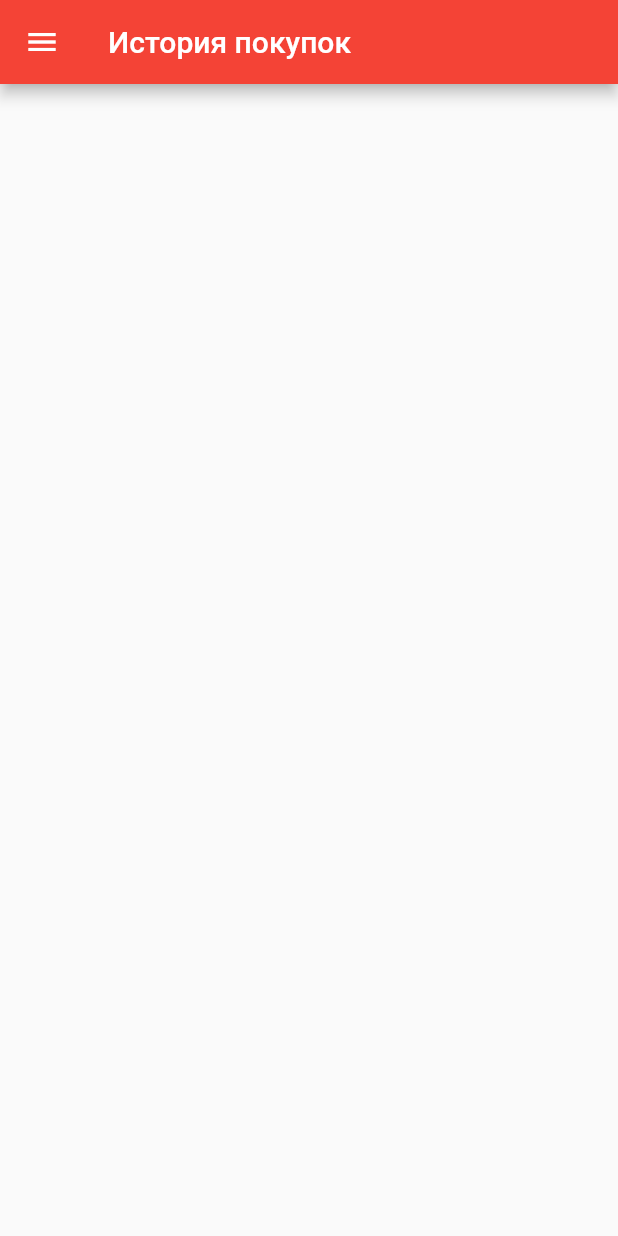
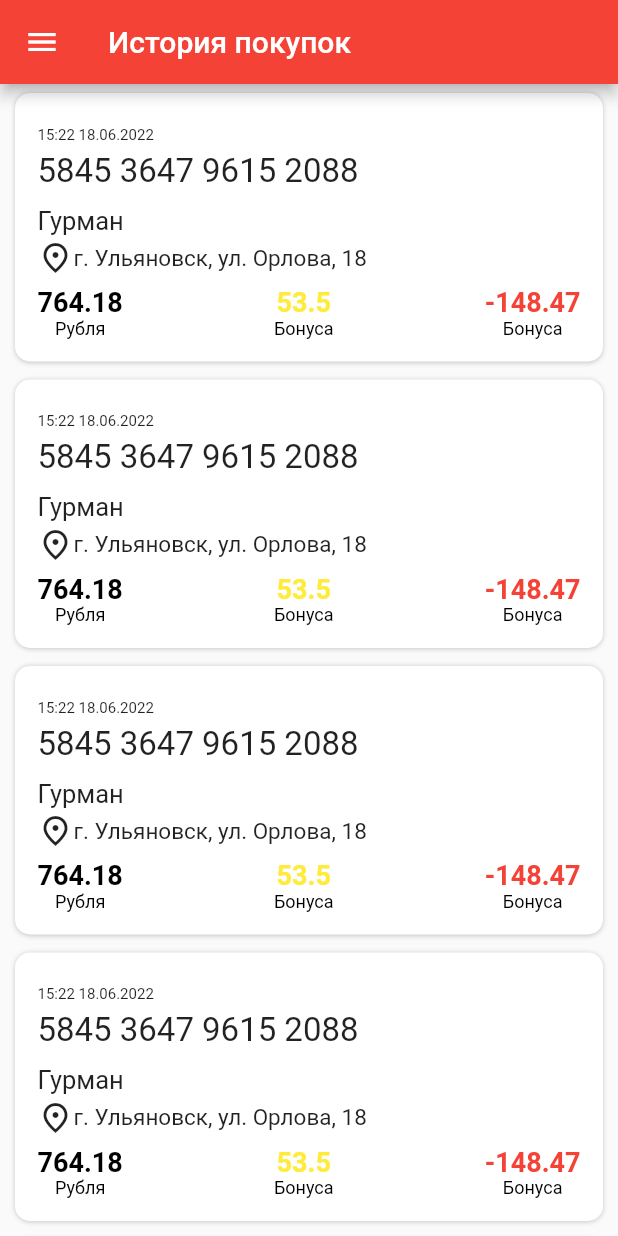
Before and after one commit to Irina585/gulliver, a Flutter app: the PurchaseHistory screen opened directly, on a phone screen of 412 x 824 dp. Run offline on Flutter 3.47's test engine with Material 2 defaults, Android fonts, the phone set to English and light mode, and no system bars; our stand-ins replace badges, barcode_widget, dio, google_maps_flutter, pretty_dio_logger; generated files the repository leaves out were written again.

Commit message:
2. Purchase history (история покупок)

```diff
--- /dev/null
+++ b/lib/components/widgets/custom_expansion_tile.dart
@@ -0,0 +1,33 @@
+import 'package:flutter/material.dart';
+
+class CustomExpansionTile extends StatefulWidget {
+  final Widget title;
+  final List<Widget> children;
+  const CustomExpansionTile(
+      {Key? key, required this.title, required this.children})
+      : super(key: key);
+
+  @override
+  _CustomExpansionTileState createState() => _CustomExpansionTileState();
+}
+
+class _CustomExpansionTileState extends State<CustomExpansionTile> {
+  bool _isExpanded = false;
+  @override
+  Widget build(BuildContext context) {
+    return Column(
+      children: <Widget>[
+        InkWell(
+          onTap: _handleTap,
+          child: widget.title,
+        )
+      ]..addAll(_isExpanded ? widget.children : []),
+    );
+  }
+
+  void _handleTap() {
+    setState(() {
+      _isExpanded = !_isExpanded;
+    });
+  }
+}
--- a/lib/drawer_items/purchase_history.dart
+++ b/lib/drawer_items/purchase_history.dart
@@ -1,6 +1,8 @@
 import 'package:flutter/material.dart';
 
 import '../components/strings.dart';
+import '../models/purchase_history_model.dart';
+import '../presentation/cards/purchase_history_card.dart';
 
 class PurchaseHistory extends StatelessWidget {
   static const String routeName = '/purchaseHistory';
@@ -8,6 +10,21 @@ class PurchaseHistory extends StatelessWidget {
   final Function? openDrawer;
 
   const PurchaseHistory({Key? key, this.openDrawer}) : super(key: key);
+
+  static const List<PurchaseHistoryModel> purchase = <PurchaseHistoryModel>[
+    PurchaseHistoryModel(
+      id: 1,
+      date: '15:22 18.06.2022',
+      numCard: '5845 3647 9615 2088',
+      nameMarket: 'Гурман',
+      addressMarket: 'г. Ульяновск, ул. Орлова, 18',
+      purchasePrice: 764.18,
+      bonusesCredited: 53.5,
+      bonusesWrittenOff: -148.47,
+      currency: 'Рубля',
+      bonus: 'Бонуса',
+    ),
+  ];
 
   @override
   Widget build(BuildContext context) {
@@ -24,6 +41,9 @@ class PurchaseHistory extends StatelessWidget {
             },
           ),
         ),
-        body: Container());
+        body: ListView.builder(itemBuilder: (BuildContext context, int index) {
+          return PurchaseHistoryCard.fromModel(
+              model: purchase[index % purchase.length]);
+        }));
   }
 }
--- a/lib/models/personal_offers_card_model.dart
+++ b/lib/models/personal_offers_card_model.dart
@@ -1,12 +1,12 @@
 class PersonalOffersCardModel {
-  final int? id;
+  final int id;
   final String? picture;
   final String? offersPeriod;
   final String? description;
   final String? discount;
 
   const PersonalOffersCardModel({
-    this.id,
+    required this.id,
     this.picture = '',
     this.offersPeriod = '',
     this.description = '',
--- /dev/null
+++ b/lib/models/product_model.dart
@@ -0,0 +1,21 @@
+class ProductModel {
+  final int id;
+  final String? name;
+  final double? weight;
+  final String? volume;
+  final double? count;
+  final String? unit;
+  final double? price;
+  final String? currency;
+
+  const ProductModel({
+    required this.id,
+    this.name = '',
+    this.weight = 0,
+    this.volume = '',
+    this.count = 0,
+    this.unit = '',
+    this.price = 0,
+    this.currency = '',
+  });
+}
--- /dev/null
+++ b/lib/models/purchase_history_model.dart
@@ -0,0 +1,25 @@
+class PurchaseHistoryModel {
+  final int id;
+  final String? date;
+  final String? numCard;
+  final String? nameMarket;
+  final String? addressMarket;
+  final double? purchasePrice;
+  final double? bonusesCredited;
+  final double? bonusesWrittenOff;
+  final String? currency;
+  final String? bonus;
+
+  const PurchaseHistoryModel({
+    required this.id,
+    this.date,
+    this.numCard,
+    this.nameMarket,
+    this.addressMarket,
+    this.purchasePrice,
+    this.bonusesCredited,
+    this.bonusesWrittenOff,
+    this.currency,
+    this.bonus,
+  });
+}
--- a/lib/presentation/cards/personal_offers_card.dart
+++ b/lib/presentation/cards/personal_offers_card.dart
@@ -1,5 +1,3 @@
-
-
 import 'package:flutter/material.dart';
 
 import '../../models/personal_offers_card_model.dart';
@@ -12,11 +10,11 @@ class PersonalOffersCard extends StatelessWidget {
   final String? discount;
   const PersonalOffersCard(
       {Key? key,
-        this.id,
-        this.picture,
-        this.description,
-        this.offersPeriod,
-        this.discount})
+      this.id,
+      this.picture,
+      this.description,
+      this.offersPeriod,
+      this.discount})
       : super(key: key);
 
   factory PersonalOffersCard.fromModel({
@@ -35,7 +33,7 @@ class PersonalOffersCard extends StatelessWidget {
   @override
   Widget build(BuildContext context) {
     return Padding(
-      padding: const EdgeInsets.symmetric(vertical: 4, horizontal: 8),
+      padding: const EdgeInsets.symmetric(vertical: 4, horizontal: 10),
       child: DecoratedBox(
         decoration: BoxDecoration(
           color: Colors.white,
--- /dev/null
+++ b/lib/presentation/cards/product_card.dart
@@ -0,0 +1,62 @@
+import 'package:flutter/cupertino.dart';
+
+import '../../models/product_model.dart';
+
+class ProductCard extends StatelessWidget {
+  final int? id;
+  final String? name;
+  final double? weight;
+  final String? volume;
+  final double? count;
+  final String? unit;
+  final double? price;
+  final String? currency;
+  const ProductCard({
+    Key? key,
+    this.id,
+    this.name = '',
+    this.weight = 0,
+    this.volume = '',
+    this.count = 0,
+    this.unit = '',
+    this.price = 0,
+    this.currency = '',
+  }) : super(key: key);
+
+  factory ProductCard.fromModel({
+    required ProductModel model,
+    Key? key,
+  }) {
+    return ProductCard(
+      id: model.id,
+      name: model.name,
+      weight: model.weight,
+      volume: model.volume,
+      count: model.count,
+      unit: model.unit,
+      price: model.price,
+      currency: model.currency,
+    );
+  }
+
+  @override
+  Widget build(BuildContext context) {
+    return Row(
+      mainAxisSize: MainAxisSize.min,
+      children: [
+        Expanded(
+          flex: 5,
+          child: Text(
+            '$name $weight$volume $count$unit ',
+            softWrap: true,
+            style: TextStyle(fontSize: 12),
+          ),
+        ),
+        Text(
+          '$price$currency',
+          style: TextStyle(fontSize: 12, overflow: TextOverflow.ellipsis),
+        ),
+      ],
+    );
+  }
+}
--- a/lib/presentation/cards/promotion_card.dart
+++ b/lib/presentation/cards/promotion_card.dart
@@ -1,7 +1,6 @@
 import 'package:flutter/cupertino.dart';
 import 'package:flutter/material.dart';
 
-import '../../models/personal_offers_card_model.dart';
 import '../../models/promotion_model.dart';
 
 class PromotionCard extends StatelessWidget {
@@ -53,8 +52,10 @@ class PromotionCard extends StatelessWidget {
                   ),
                 ),
                 Padding(
-                  padding: const EdgeInsets.all(8.0),
-                  child: Column(
+                  padding: const EdgeInsets.all(10.0),
+                  child: Row(
+                    children: [
+                      Column(
                         crossAxisAlignment: CrossAxisAlignment.start,
                         children: [
                           Text(
@@ -69,11 +70,13 @@ class PromotionCard extends StatelessWidget {
                               color: Colors.grey[100],
                               child: Padding(
                                 padding: const EdgeInsets.all(8.0),
-                            child:
-                                Text('${promotionCardModel?.promotionPeriod}'),
+                                child: Text(
+                                    '${promotionCardModel?.promotionPeriod}'),
                               ),
                             ),
                           )
+                        ],
+                      ),
                     ],
                   ),
                 ),
--- /dev/null
+++ b/lib/presentation/cards/purchase_history_card.dart
@@ -0,0 +1,226 @@
+import 'package:flutter/cupertino.dart';
+import 'package:flutter/material.dart';
+import 'package:gulliver/presentation/cards/product_card.dart';
+
+import '../../models/purchase_history_model.dart';
+import '../../components/widgets/custom_expansion_tile.dart';
+import '../../models/product_model.dart';
+
+class PurchaseHistoryCard extends StatelessWidget {
+  final int? id;
+  final String? date;
+  final String? numCard;
+  final String? nameMarket;
+  final String? addressMarket;
+  final double? purchasePrice;
+  final double? bonusesCredited;
+  final double? bonusesWrittenOff;
+  final String? currency;
+  final String? bonus;
+  const PurchaseHistoryCard({
+    Key? key,
+    this.id,
+    this.date,
+    this.numCard,
+    this.nameMarket,
+    this.addressMarket,
+    this.purchasePrice,
+    this.bonusesCredited,
+    this.bonusesWrittenOff,
+    this.currency,
+    this.bonus,
+  }) : super(key: key);
+
+  factory PurchaseHistoryCard.fromModel({
+    required PurchaseHistoryModel model,
+    Key? key,
+  }) {
+    return PurchaseHistoryCard(
+      id: model.id,
+      date: model.date,
+      numCard: model.numCard,
+      nameMarket: model.nameMarket,
+      addressMarket: model.addressMarket,
+      purchasePrice: model.purchasePrice,
+      bonusesCredited: model.bonusesCredited,
+      bonusesWrittenOff: model.bonusesWrittenOff,
+      currency: model.currency,
+      bonus: model.bonus,
+    );
+  }
+
+  static const List<ProductModel> product = <ProductModel>[
+    ProductModel(
+      id: 1,
+      name: 'Багет французский',
+      weight: 200,
+      volume: 'г',
+      count: 1,
+      unit: 'шт',
+      price: 35.99,
+      currency: 'руб',
+    ),
+    ProductModel(
+      id: 2,
+      name: 'Картофель молодой',
+      weight: 1.25,
+      volume: 'кг',
+      count: 1,
+      unit: 'шт',
+      price: 78.74,
+      currency: 'руб',
+    ),
+    ProductModel(
+      id: 3,
+      name: 'Пакет Гулливер большой',
+      weight: 200,
+      volume: 'г',
+      count: 1,
+      unit: 'шт',
+      price: 6.99,
+      currency: 'руб',
+    ),
+    ProductModel(
+      id: 4,
+      name: 'Хлеб УЛЬЯНХЛЕБПРОМ Пастуший формовой половинка',
+      weight: 350,
+      volume: 'г',
+      count: 1,
+      unit: 'шт',
+      price: 24.99,
+      currency: 'руб',
+    ),
+  ];
+
+  @override
+  Widget build(BuildContext context) {
+    return Padding(
+      padding: const EdgeInsets.symmetric(vertical: 6, horizontal: 10),
+      child: Container(
+        decoration: BoxDecoration(
+            borderRadius: BorderRadius.all(Radius.circular(10)),
+            color: Colors.white,
+            boxShadow: [
+              BoxShadow(
+                  color: Colors.black.withOpacity(0.2),
+                  blurRadius: 2,
+                  offset: const Offset(0, 0.5))
+            ]),
+        child: CustomExpansionTile(
+          title: Padding(
+            padding: const EdgeInsets.all(15.0),
+            child: Column(
+              crossAxisAlignment: CrossAxisAlignment.start,
+              children: [
+                SizedBox(height: 7),
+                Text('$date',
+                    style:
+                        TextStyle(fontWeight: FontWeight.w400, fontSize: 10)),
+                SizedBox(height: 5),
+                Text('$numCard',
+                    style:
+                        TextStyle(fontSize: 22, fontWeight: FontWeight.w400)),
+                SizedBox(height: 10),
+                Text('$nameMarket', style: TextStyle(fontSize: 17)),
+                SizedBox(height: 3),
+                Row(
+                  children: [
+                    Icon(
+                      Icons.place_outlined,
+                    ),
+                    Text('$addressMarket',
+                        style: TextStyle(
+                            fontSize: 15, fontWeight: FontWeight.w400)),
+                  ],
+                ),
+                SizedBox(height: 7),
+                Row(
+                  mainAxisAlignment: MainAxisAlignment.spaceEvenly,
+                  children: <Widget>[
+                    _buildPriceColumn('$purchasePrice', '$currency'),
+                    Spacer(),
+                    _buildBonusPlusColumn('$bonusesCredited', '$bonus'),
+                    Spacer(),
+                    _buildBonusMinusColumn('$bonusesWrittenOff', '$bonus'),
+                  ],
+                ),
+              ],
+            ),
+          ),
+          //subtitle: Text('$nameMarket'),
+          children: <Widget>[
+            Padding(
+              padding: const EdgeInsets.all(15.0),
+              child: Column(
+                mainAxisSize: MainAxisSize.min,
+                crossAxisAlignment: CrossAxisAlignment.start,
+                children: List.generate(
+                    product.length,
+                    (index) => ProductCard.fromModel(
+                          model: product[index],
+                        )),
+              ),
+            ),
+          ],
+        ),
+      ),
+    );
+  }
+}
+
+Column _buildPriceColumn(String counter, String volume) {
+  return Column(
+    mainAxisSize: MainAxisSize.min,
+    mainAxisAlignment: MainAxisAlignment.center,
+    children: [
+      Text(
+        counter,
+        style: const TextStyle(
+            fontSize: 18, fontWeight: FontWeight.w600, color: Colors.black),
+      ),
+      Text(
+        volume,
+        style: const TextStyle(
+            fontSize: 12, fontWeight: FontWeight.w400, color: Colors.black),
+      )
+    ],
+  );
+}
+
+Column _buildBonusPlusColumn(String counter, String volume) {
+  return Column(
+    mainAxisSize: MainAxisSize.min,
+    mainAxisAlignment: MainAxisAlignment.center,
+    children: [
+      Text(
+        counter,
+        style: const TextStyle(
+            fontSize: 18, fontWeight: FontWeight.w600, color: Colors.yellow),
+      ),
+      Text(
+        volume,
+        style: const TextStyle(
+            fontSize: 12, fontWeight: FontWeight.w400, color: Colors.black),
+      )
+    ],
+  );
+}
+
+Column _buildBonusMinusColumn(String counter, String volume) {
+  return Column(
+    mainAxisSize: MainAxisSize.min,
+    mainAxisAlignment: MainAxisAlignment.center,
+    children: [
+      Text(
+        counter,
+        style: const TextStyle(
+            fontSize: 18, fontWeight: FontWeight.w600, color: Colors.red),
+      ),
+      Text(
+        volume,
+        style: const TextStyle(
+            fontSize: 12, fontWeight: FontWeight.w400, color: Colors.black),
+      )
+    ],
+  );
+}
```
Lines whose indentation alone changed are shown as unchanged.
